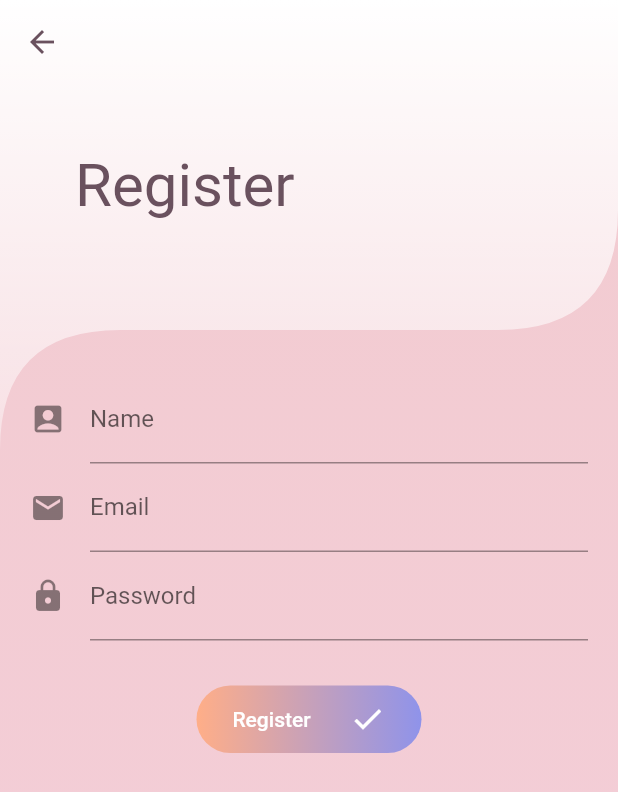
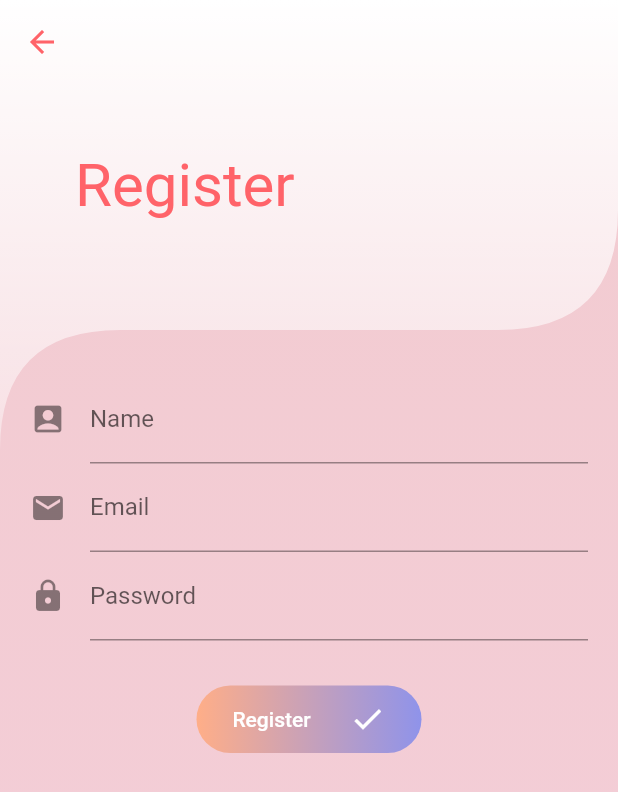
Before and after one commit to TranTuan1306/Project_CNPM, a Flutter app: the screen it shows after launch, after a tap on "Register", on a phone screen of 412 x 824 dp. Shown: the top 792 px of the screen. Run offline on Flutter 3.47's test engine with Material 2 defaults, Android fonts, the phone set to English and light mode, and no system bars; our stand-ins replace cloud_firestore, equatable, firebase_auth, firebase_core, flutter_bloc, video_player; accounts and stored records are empty; generated files the repository leaves out were written again.

```diff
--- a/login_firebase_1/lib/main.dart
+++ b/login_firebase_1/lib/main.dart
@@ -36,7 +36,7 @@ class MyApp extends StatelessWidget {
       debugShowCheckedModeBanner: false,
       title: 'Flutter Demo',
       theme: ThemeData(
-        primaryColor: Color(0xff6a515e),
+        primaryColor: Color(0xFFff6369),
       ),
       home: BlocBuilder<AuthenticationBloc, AuthenticationState>(
         builder: (context, state) {
--- a/login_firebase_1/lib/screens/login/login_screen.dart
+++ b/login_firebase_1/lib/screens/login/login_screen.dart
@@ -51,7 +51,7 @@ class LoginScreen extends StatelessWidget {
                       'Login',
                       style: TextStyle(
                         fontSize: 40,
-                        color: Color(0xff6a515e),
+                        color: Color(0xFFff6369),
                       ),
                     ),
                   ),
--- a/login_firebase_1/lib/screens/register/register_screen.dart
+++ b/login_firebase_1/lib/screens/register/register_screen.dart
@@ -20,7 +20,7 @@ class RegisterScreen extends StatelessWidget {
         elevation: 0,
         backgroundColor: Colors.transparent,
         iconTheme: IconThemeData(
-          color: Color(0xff6a515e),
+          color: Color(0xFFff6369),
         ),
       ),
       body: BlocProvider<RegisterBloc>(
@@ -53,7 +53,7 @@ class RegisterScreen extends StatelessWidget {
                       'Register',
                       style: TextStyle(
                         fontSize: 40,
-                        color: Color(0xff6a515e),
+                        color: Color(0xFFff6369),
                       ),
                     ),
                   ),
```
Also changed, not shown: login_firebase_1/lib/screens/page/home_page.dart (+10 -1 lines), 1 other file.
